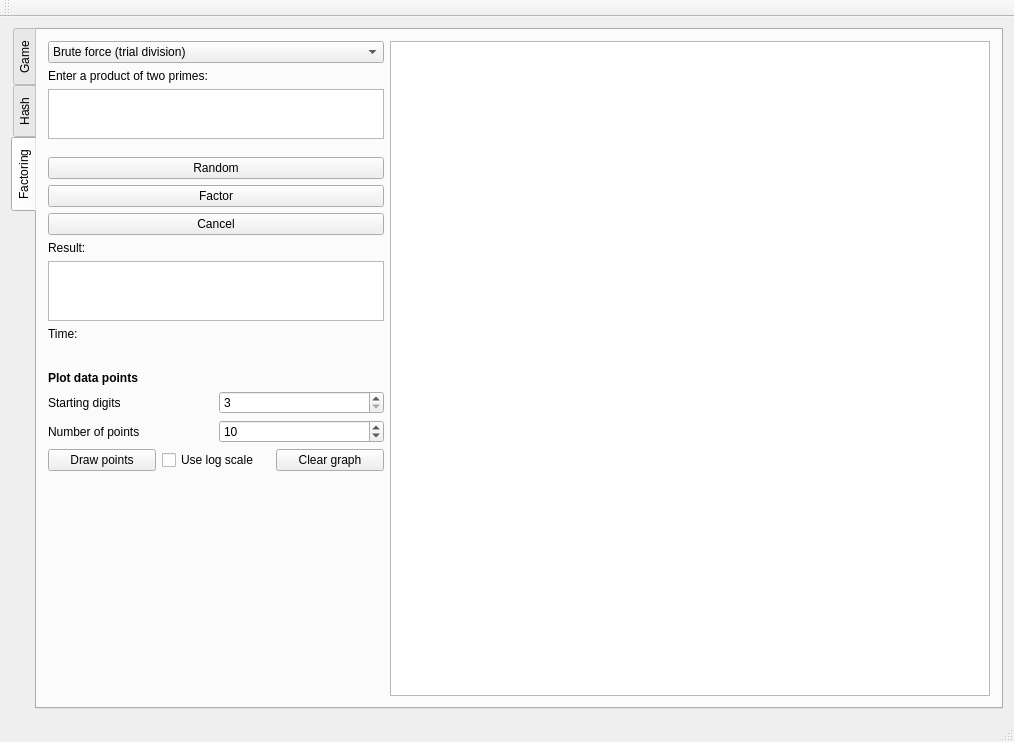
The window that CapstoneCryptography/forms/mainwindow.ui (egandunning/learn-crypto) describes before a commit, drawn with Qt 5.
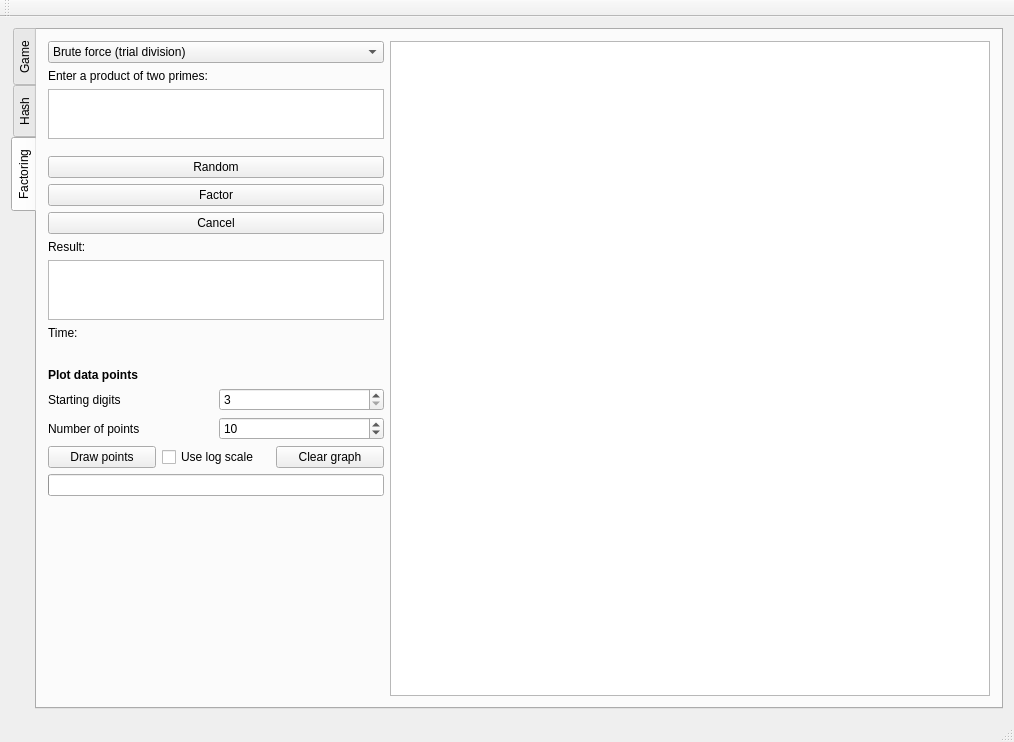
The same window after the commit. The open tabs and pages were chosen to show the change.

Commit message: progress bar for factoring graph

```diff
--- a/CapstoneCryptography/forms/mainwindow.ui
+++ b/CapstoneCryptography/forms/mainwindow.ui
@@ -769,6 +769,16 @@
             </item>
            </layout>
           </item>
+          <item row="16" column="0">
+           <widget class="QProgressBar" name="factorProgressBar">
+            <property name="value">
+             <number>0</number>
+            </property>
+            <property name="textVisible">
+             <bool>false</bool>
+            </property>
+           </widget>
+          </item>
          </layout>
         </widget>
        </widget>
```
Left out of the diff: 2 changed lines with no effect on the pictures. The commit also changes 4 other files.
